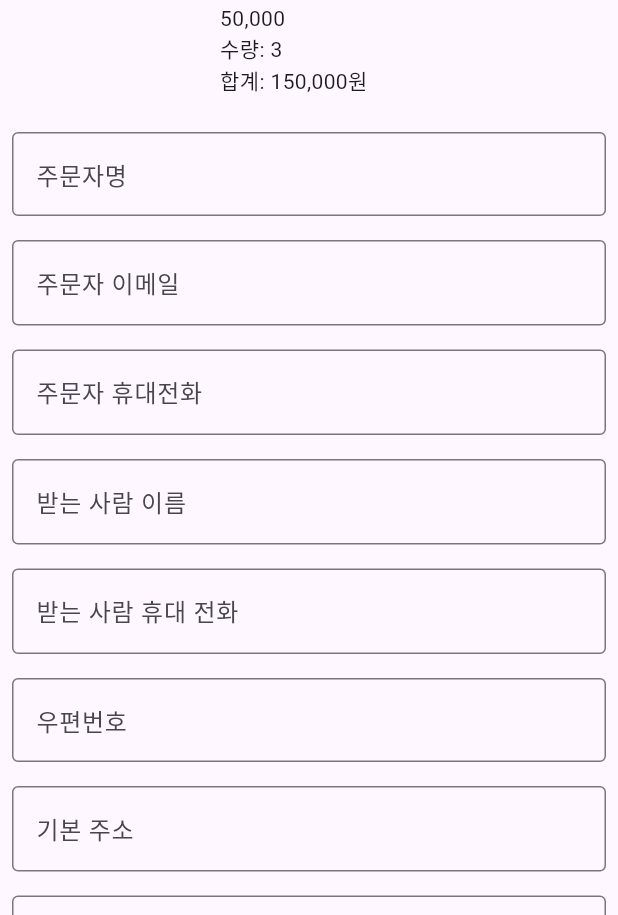
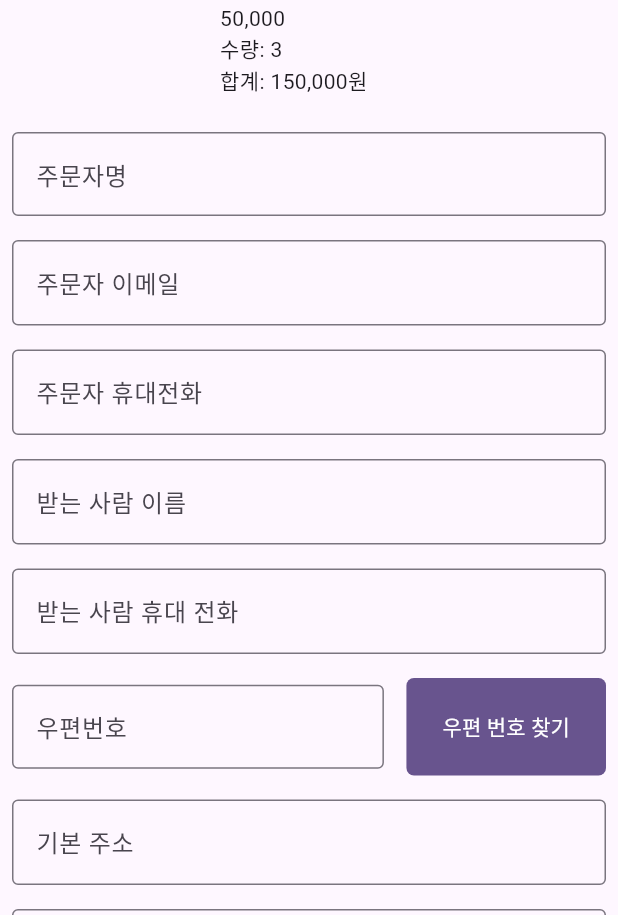
Before and after one commit to Lodny/flutter_shopping_mall, a Flutter app: the CheckoutPage screen opened directly, on a phone screen of 412 x 824 dp, the part 321-1236 px from its top. Run offline on Flutter 3.47's test engine with Material 3 defaults, Android fonts, the phone set to English and light mode, and no system bars; drawn by our look-alikes of cached_network_image; missing offline and left inert: kpostal; network calls fail.

Commit message:
우편번호 찾기 추가

```diff
--- a/lib/data/product_data.dart
+++ b/lib/data/product_data.dart
@@ -31,4 +31,14 @@ List<Product> productList = [
       name: "책(book)",
       imageUrl: "https://picsum.photos/id/24/200/300",
       price: 24000),
+  Product(
+      no: 7,
+      name: "노트북(laptop) 2",
+      imageUrl: "https://picsum.photos/id/2/200/300",
+      price: 750000),
+  Product(
+      no: 8,
+      name: "스마트폰(Phone)",
+      imageUrl: "https://picsum.photos/id/7/200/300",
+      price: 990000),
 ];
--- a/lib/page/checkout_page.dart
+++ b/lib/page/checkout_page.dart
@@ -1,5 +1,6 @@
 import 'package:cached_network_image/cached_network_image.dart';
 import 'package:flutter/material.dart';
+import 'package:kpostal/kpostal.dart';
 
 import '../data/product_data.dart';
 import '../util/util.dart';
@@ -192,12 +193,41 @@ class _CheckoutPageState extends State<CheckoutPage> {
   Widget _receiverZipTextField() {
     return Padding(
       padding: const EdgeInsets.all(8.0),
+      child: Row(
+        children: [
+          Expanded(
             child: TextFormField(
+              readOnly: true,
               controller: receiverZipController,
               decoration: const InputDecoration(
                 border: OutlineInputBorder(),
                 hintText: "우편번호",
               ),
+            ),
+          ),
+          SizedBox(width: 15,),
+          FilledButton(
+            onPressed: () => Navigator.of(context).push(
+              MaterialPageRoute(
+                builder: (context) => KpostalView(
+                  callback: (result) {
+                    receiverZipController.text = result.postCode;
+                    receiverAddress1Controller.text = result.address;
+                  },
+                ),
+              ),
+            ),
+            style: FilledButton.styleFrom(
+              shape: RoundedRectangleBorder(
+                borderRadius: BorderRadius.circular(5),
+              )
+            ),
+            child: Padding(
+              padding: EdgeInsets.symmetric(vertical: 22),
+              child: Text('우편 번호 찾기'),
+            ),
+          )
+        ],
       ),
     );
   }
@@ -206,6 +236,7 @@ class _CheckoutPageState extends State<CheckoutPage> {
     return Padding(
       padding: const EdgeInsets.all(8.0),
       child: TextFormField(
+        readOnly: true,
         controller: receiverAddress1Controller,
         decoration: const InputDecoration(
           border: OutlineInputBorder(),
--- a/pubspec.yaml
+++ b/pubspec.yaml
@@ -37,6 +37,7 @@ dependencies:
   cupertino_icons: ^1.0.2
   cached_network_image: ^3.3.1
   intl: ^0.19.0
+  kpostal: ^0.5.1
 
 dev_dependencies:
   flutter_test:
```
Also changed, not shown: pubspec.lock, 1 other file. Lines whose indentation alone changed are shown as unchanged.
